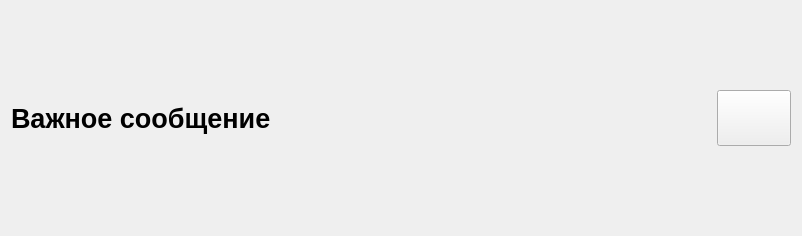
Qt form messageform.ui (cyrillwork/MassaK) before a commit.
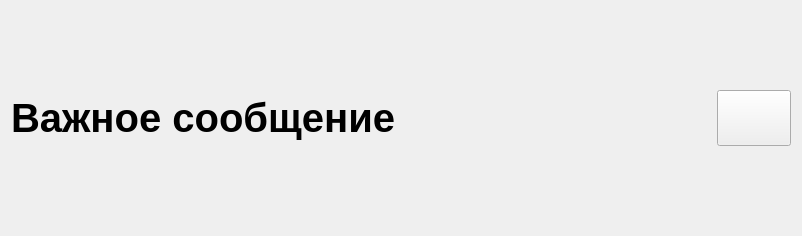
The same form after that commit.

Commit message: fix design widgets

Patch:
```diff
--- a/messageform.ui
+++ b/messageform.ui
@@ -18,7 +18,7 @@
     <widget class="QLabel" name="messageLabel">
      <property name="font">
       <font>
-       <pointsize>20</pointsize>
+       <pointsize>30</pointsize>
        <weight>75</weight>
        <bold>true</bold>
       </font>
```
The commit also changes 4 other files.
